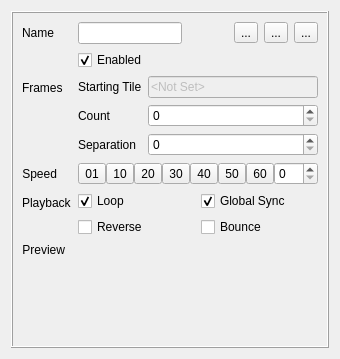
First picture: the form in Editor/src/Assets/Atlas/TileSet/WgtTileSetAnimation.ui, repository GameOverture/HarmonyEngine, before the edit.
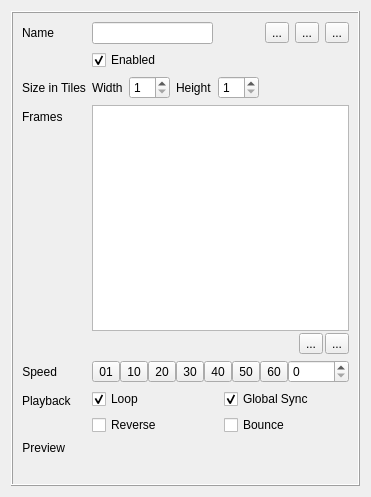
Second picture: the form after the edit. Icons and pictures are not drawn.

Commit message: 'AnimationSet' rework to animate multiple tiles at once

The edit to the form file:
```diff
--- a/Editor/src/Assets/Atlas/TileSet/WgtTileSetAnimation.ui
+++ b/Editor/src/Assets/Atlas/TileSet/WgtTileSetAnimation.ui
@@ -9,8 +9,8 @@
    <rect>
     <x>0</x>
     <y>0</y>
-    <width>340</width>
-    <height>359</height>
+    <width>363</width>
+    <height>497</height>
    </rect>
   </property>
   <property name="sizePolicy">
@@ -175,7 +175,11 @@
          </widget>
         </item>
         <item>
-         <widget class="QSpinBox" name="sbFrameDuration"/>
+         <widget class="QSpinBox" name="sbFrameDuration">
+          <property name="maximum">
+           <number>65535</number>
+          </property>
+         </widget>
         </item>
        </layout>
       </item>
@@ -235,47 +239,99 @@
        </widget>
       </item>
       <item row="3" column="1">
-       <layout class="QFormLayout" name="formLayout_2">
-        <item row="1" column="0">
+       <layout class="QHBoxLayout" name="horizontalLayout_3">
+        <item>
          <widget class="QLabel" name="label_4">
           <property name="text">
-           <string>Count</string>
+           <string>Width</string>
           </property>
          </widget>
         </item>
-        <item row="1" column="1">
-         <widget class="QSpinBox" name="sbNumFrames"/>
+        <item>
+         <widget class="QSpinBox" name="sbWidth">
+          <property name="minimum">
+           <number>1</number>
+          </property>
+         </widget>
         </item>
-        <item row="2" column="1">
-         <widget class="QSpinBox" name="sbSeparation"/>
-        </item>
-        <item row="2" column="0">
+        <item>
          <widget class="QLabel" name="label_5">
           <property name="text">
-           <string>Separation</string>
+           <string>Height</string>
           </property>
          </widget>
         </item>
-        <item row="0" column="0">
-         <widget class="QLabel" name="label_7">
-          <property name="text">
-           <string>Starting Tile</string>
+        <item>
+         <widget class="QSpinBox" name="sbHeight">
+          <property name="minimum">
+           <number>1</number>
           </property>
          </widget>
         </item>
-        <item row="0" column="1">
-         <widget class="QLineEdit" name="txtStartingTile">
-          <property name="enabled">
-           <bool>false</bool>
+        <item>
+         <spacer name="horizontalSpacer">
+          <property name="orientation">
+           <enum>Qt::Orientation::Horizontal</enum>
           </property>
-          <property name="text">
-           <string>&lt;Not Set&gt;</string>
+          <property name="sizeHint" stdset="0">
+           <size>
+            <width>40</width>
+            <height>20</height>
+           </size>
           </property>
-         </widget>
+         </spacer>
         </item>
        </layout>
       </item>
       <item row="3" column="0">
+       <widget class="QLabel" name="label_7">
+        <property name="text">
+         <string>Size in Tiles</string>
+        </property>
+       </widget>
+      </item>
+      <item row="4" column="1">
+       <layout class="QVBoxLayout" name="verticalLayout">
+        <property name="spacing">
+         <number>2</number>
+        </property>
+        <item>
+         <widget class="QListWidget" name="framesList"/>
+        </item>
+        <item>
+         <layout class="QHBoxLayout" name="horizontalLayout_5">
+          <item>
+           <spacer name="horizontalSpacer_2">
+            <property name="orientation">
+             <enum>Qt::Orientation::Horizontal</enum>
+            </property>
+            <property name="sizeHint" stdset="0">
+             <size>
+              <width>40</width>
+              <height>20</height>
+             </size>
+            </property>
+           </spacer>
+          </item>
+          <item>
+           <widget class="QToolButton" name="btnAddFrame">
+            <property name="text">
+             <string>...</string>
+            </property>
+           </widget>
+          </item>
+          <item>
+           <widget class="QToolButton" name="btnRemoveFrame">
+            <property name="text">
+             <string>...</string>
+            </property>
+           </widget>
+          </item>
+         </layout>
+        </item>
+       </layout>
+      </item>
+      <item row="4" column="0">
        <widget class="QLabel" name="lblNumFrames">
         <property name="text">
          <string>Frames</string>
```
Left out of the diff: 38 changed lines with no effect on the pictures. The commit also changes 13 other files.
